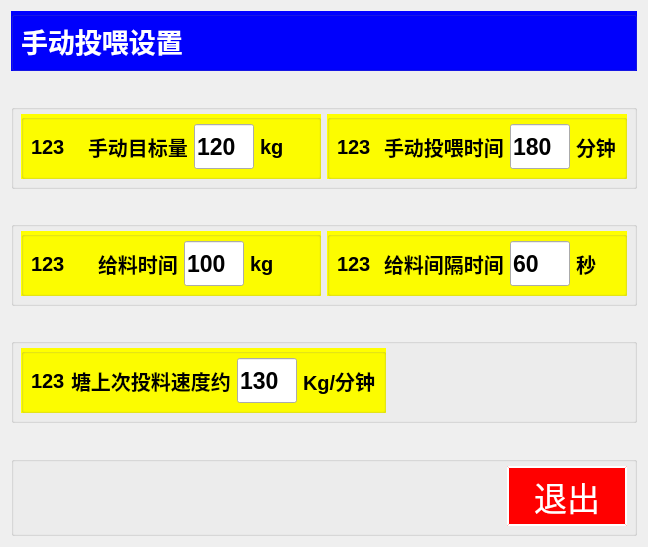
This is chengyi_Qt4linux/form_maunal.ui in wsh01/batch-feeder as Qt 5 draws it before an edit. The edited form follows.
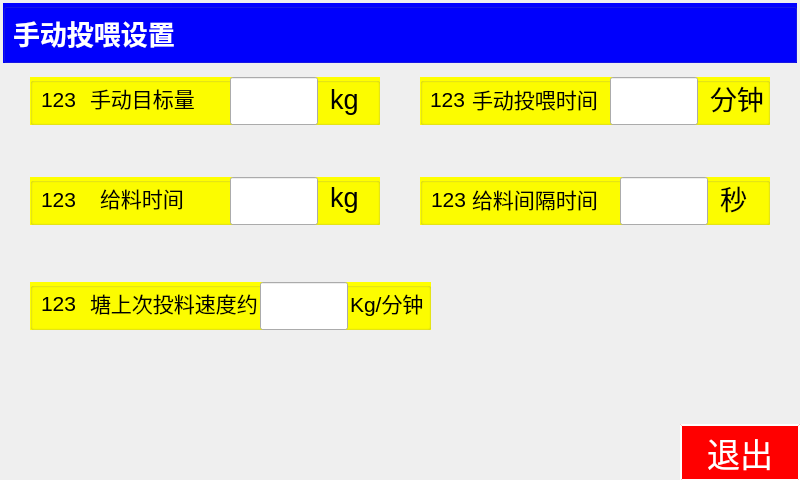
This is the edited form. Custom widgets are drawn as their Qt base class.

What changed in the file:
```diff
--- a/chengyi_Qt4linux/form_maunal.ui
+++ b/chengyi_Qt4linux/form_maunal.ui
@@ -6,16 +6,22 @@
    <rect>
     <x>0</x>
     <y>0</y>
-    <width>648</width>
-    <height>547</height>
+    <width>800</width>
+    <height>480</height>
    </rect>
   </property>
   <property name="windowTitle">
    <string>Form</string>
   </property>
-  <layout class="QGridLayout" name="gridLayout_11">
-   <item row="0" column="0" colspan="2">
     <widget class="QGroupBox" name="groupBox">
+   <property name="geometry">
+    <rect>
+     <x>3</x>
+     <y>3</y>
+     <width>794</width>
+     <height>60</height>
+    </rect>
+   </property>
      <property name="styleSheet">
       <string notr="true">QGroupBox{ background-color:rgb(0, 0, 255);} 
 QGroupBox{ margin-top:0px;}
@@ -74,32 +80,369 @@
       </item>
      </layout>
     </widget>
-   </item>
-   <item row="1" column="1">
-    <spacer name="verticalSpacer">
-     <property name="orientation">
-      <enum>Qt::Vertical</enum>
-     </property>
-     <property name="sizeHint" stdset="0">
+  <widget class="QGroupBox" name="groupBox_4">
+   <property name="geometry">
+    <rect>
+     <x>30</x>
+     <y>282</y>
+     <width>401</width>
+     <height>48</height>
+    </rect>
+   </property>
+   <property name="font">
+    <font>
+     <pointsize>15</pointsize>
+    </font>
+   </property>
+   <property name="styleSheet">
+    <string notr="true">QGroupBox{ background-color:rgb(255, 255, 0);} 
+QGroupBox{ margin-top:0px;}
+QGroupBox:title {margin-top: 0px;}</string>
+   </property>
+   <property name="title">
+    <string/>
+   </property>
+   <widget class="myLineEdit" name="lineEdit_5">
+    <property name="geometry">
+     <rect>
+      <x>230</x>
+      <y>0</y>
+      <width>88</width>
+      <height>48</height>
+     </rect>
+    </property>
+    <property name="minimumSize">
       <size>
-       <width>20</width>
-       <height>28</height>
-      </size>
-     </property>
-    </spacer>
-   </item>
-   <item row="2" column="0" colspan="2">
-    <widget class="QGroupBox" name="groupBox_7">
+      <width>88</width>
+      <height>48</height>
+     </size>
+    </property>
+    <property name="maximumSize">
+     <size>
+      <width>88</width>
+      <height>48</height>
+     </size>
+    </property>
+    <property name="font">
+     <font>
+      <pointsize>17</pointsize>
+      <weight>75</weight>
+      <bold>true</bold>
+     </font>
+    </property>
+    <property name="text">
+     <string/>
+    </property>
+   </widget>
+   <widget class="QLabel" name="label_17">
+    <property name="geometry">
+     <rect>
+      <x>320</x>
+      <y>0</y>
+      <width>81</width>
+      <height>41</height>
+     </rect>
+    </property>
+    <property name="font">
+     <font>
+      <pointsize>16</pointsize>
+      <weight>50</weight>
+      <bold>false</bold>
+     </font>
+    </property>
+    <property name="text">
+     <string>Kg/分钟</string>
+    </property>
+   </widget>
+   <widget class="QLabel" name="label_15">
+    <property name="geometry">
+     <rect>
+      <x>11</x>
+      <y>1</y>
+      <width>41</width>
+      <height>41</height>
+     </rect>
+    </property>
+    <property name="font">
+     <font>
+      <pointsize>16</pointsize>
+      <weight>50</weight>
+      <bold>false</bold>
+     </font>
+    </property>
+    <property name="text">
+     <string>123</string>
+    </property>
+   </widget>
+   <widget class="QLabel" name="label_16">
+    <property name="geometry">
+     <rect>
+      <x>60</x>
+      <y>0</y>
+      <width>181</width>
+      <height>41</height>
+     </rect>
+    </property>
+    <property name="font">
+     <font>
+      <pointsize>16</pointsize>
+      <weight>50</weight>
+      <bold>false</bold>
+     </font>
+    </property>
+    <property name="text">
+     <string>塘上次投料速度约</string>
+    </property>
+   </widget>
+  </widget>
+  <widget class="QGroupBox" name="groupBox_6">
+   <property name="geometry">
+    <rect>
+     <x>420</x>
+     <y>177</y>
+     <width>350</width>
+     <height>48</height>
+    </rect>
+   </property>
+   <property name="font">
+    <font>
+     <pointsize>15</pointsize>
+    </font>
+   </property>
      <property name="styleSheet">
-      <string notr="true">QGroupBox{ margin-top:0px;}
+    <string notr="true">QGroupBox{ background-color:rgb(255, 255, 0);} 
+QGroupBox{ margin-top:0px;}
 QGroupBox:title {margin-top: 0px;}</string>
      </property>
      <property name="title">
       <string/>
      </property>
-     <layout class="QGridLayout" name="gridLayout_7">
-      <item row="0" column="0">
+   <widget class="QLabel" name="label_12">
+    <property name="geometry">
+     <rect>
+      <x>11</x>
+      <y>11</y>
+      <width>35</width>
+      <height>23</height>
+     </rect>
+    </property>
+    <property name="font">
+     <font>
+      <pointsize>16</pointsize>
+      <weight>50</weight>
+      <bold>false</bold>
+     </font>
+    </property>
+    <property name="text">
+     <string>123</string>
+    </property>
+   </widget>
+   <widget class="QLabel" name="label_13">
+    <property name="geometry">
+     <rect>
+      <x>52</x>
+      <y>1</y>
+      <width>131</width>
+      <height>41</height>
+     </rect>
+    </property>
+    <property name="font">
+     <font>
+      <pointsize>16</pointsize>
+      <weight>50</weight>
+      <bold>false</bold>
+     </font>
+    </property>
+    <property name="text">
+     <string>给料间隔时间</string>
+    </property>
+   </widget>
+   <widget class="myLineEdit" name="lineEdit_4">
+    <property name="geometry">
+     <rect>
+      <x>200</x>
+      <y>0</y>
+      <width>88</width>
+      <height>48</height>
+     </rect>
+    </property>
+    <property name="minimumSize">
+     <size>
+      <width>88</width>
+      <height>48</height>
+     </size>
+    </property>
+    <property name="maximumSize">
+     <size>
+      <width>88</width>
+      <height>48</height>
+     </size>
+    </property>
+    <property name="font">
+     <font>
+      <pointsize>17</pointsize>
+      <weight>75</weight>
+      <bold>true</bold>
+     </font>
+    </property>
+    <property name="text">
+     <string/>
+    </property>
+   </widget>
+   <widget class="QLabel" name="label_14">
+    <property name="geometry">
+     <rect>
+      <x>300</x>
+      <y>0</y>
+      <width>41</width>
+      <height>41</height>
+     </rect>
+    </property>
+    <property name="font">
+     <font>
+      <pointsize>20</pointsize>
+      <weight>50</weight>
+      <bold>false</bold>
+     </font>
+    </property>
+    <property name="text">
+     <string>秒</string>
+    </property>
+   </widget>
+  </widget>
+  <widget class="QGroupBox" name="groupBox_3">
+   <property name="geometry">
+    <rect>
+     <x>30</x>
+     <y>177</y>
+     <width>350</width>
+     <height>48</height>
+    </rect>
+   </property>
+   <property name="font">
+    <font>
+     <pointsize>15</pointsize>
+     <weight>75</weight>
+     <bold>true</bold>
+    </font>
+   </property>
+   <property name="styleSheet">
+    <string notr="true">QGroupBox{ background-color:rgb(255, 255, 0);} 
+QGroupBox{ margin-top:0px;}
+QGroupBox:title {margin-top: 0px;}</string>
+   </property>
+   <property name="title">
+    <string/>
+   </property>
+   <widget class="QLabel" name="label_9">
+    <property name="geometry">
+     <rect>
+      <x>11</x>
+      <y>11</y>
+      <width>35</width>
+      <height>23</height>
+     </rect>
+    </property>
+    <property name="font">
+     <font>
+      <pointsize>16</pointsize>
+      <weight>50</weight>
+      <bold>false</bold>
+     </font>
+    </property>
+    <property name="text">
+     <string>123</string>
+    </property>
+   </widget>
+   <widget class="QLabel" name="label_10">
+    <property name="geometry">
+     <rect>
+      <x>70</x>
+      <y>0</y>
+      <width>101</width>
+      <height>41</height>
+     </rect>
+    </property>
+    <property name="font">
+     <font>
+      <pointsize>16</pointsize>
+      <weight>50</weight>
+      <bold>false</bold>
+     </font>
+    </property>
+    <property name="text">
+     <string>给料时间</string>
+    </property>
+   </widget>
+   <widget class="myLineEdit" name="lineEdit_3">
+    <property name="geometry">
+     <rect>
+      <x>200</x>
+      <y>0</y>
+      <width>88</width>
+      <height>48</height>
+     </rect>
+    </property>
+    <property name="minimumSize">
+     <size>
+      <width>88</width>
+      <height>48</height>
+     </size>
+    </property>
+    <property name="maximumSize">
+     <size>
+      <width>88</width>
+      <height>48</height>
+     </size>
+    </property>
+    <property name="font">
+     <font>
+      <pointsize>17</pointsize>
+      <weight>75</weight>
+      <bold>true</bold>
+     </font>
+    </property>
+    <property name="text">
+     <string/>
+    </property>
+   </widget>
+   <widget class="QLabel" name="label_11">
+    <property name="geometry">
+     <rect>
+      <x>300</x>
+      <y>0</y>
+      <width>41</width>
+      <height>41</height>
+     </rect>
+    </property>
+    <property name="font">
+     <font>
+      <pointsize>20</pointsize>
+      <weight>50</weight>
+      <bold>false</bold>
+     </font>
+    </property>
+    <property name="text">
+     <string>kg</string>
+    </property>
+   </widget>
+   <zorder>label_9</zorder>
+   <zorder>label_10</zorder>
+   <zorder>lineEdit_3</zorder>
+   <zorder>label_11</zorder>
+   <zorder>label_5</zorder>
+   <zorder>label_8</zorder>
+   <zorder>label_14</zorder>
+  </widget>
        <widget class="QGroupBox" name="groupBox_2">
+   <property name="geometry">
+    <rect>
+     <x>30</x>
+     <y>77</y>
+     <width>350</width>
+     <height>48</height>
+    </rect>
+   </property>
         <property name="font">
          <font>
           <pointsize>15</pointsize>
@@ -113,47 +456,65 @@
         <property name="title">
          <string/>
         </property>
-        <layout class="QGridLayout" name="gridLayout_2">
-         <item row="0" column="0">
           <widget class="QLabel" name="label_3">
+    <property name="geometry">
+     <rect>
+      <x>11</x>
+      <y>11</y>
+      <width>35</width>
+      <height>23</height>
+     </rect>
+    </property>
            <property name="font">
             <font>
-             <pointsize>15</pointsize>
-             <weight>75</weight>
-             <bold>true</bold>
+      <pointsize>16</pointsize>
+      <weight>50</weight>
+      <bold>false</bold>
             </font>
            </property>
            <property name="text">
             <string>123</string>
            </property>
           </widget>
-         </item>
-         <item row="0" column="1">
           <widget class="QLabel" name="label_4">
+    <property name="geometry">
+     <rect>
+      <x>60</x>
+      <y>0</y>
+      <width>111</width>
+      <height>41</height>
+     </rect>
+    </property>
            <property name="font">
             <font>
-             <pointsize>15</pointsize>
-             <weight>75</weight>
-             <bold>true</bold>
+      <pointsize>16</pointsize>
+      <weight>50</weight>
+      <bold>false</bold>
             </font>
            </property>
            <property name="text">
             <string>手动目标量</string>
            </property>
           </widget>
-         </item>
-         <item row="0" column="2">
           <widget class="myLineEdit" name="lineEdit">
+    <property name="geometry">
+     <rect>
+      <x>200</x>
+      <y>0</y>
+      <width>88</width>
+      <height>48</height>
+     </rect>
+    </property>
            <property name="minimumSize">
             <size>
-             <width>60</width>
-             <height>45</height>
+      <width>88</width>
+      <height>48</height>
             </size>
            </property>
            <property name="maximumSize">
             <size>
-             <width>60</width>
-             <height>45</height>
+      <width>88</width>
+      <height>48</height>
             </size>
            </property>
            <property name="font">
@@ -164,29 +525,44 @@
             </font>
            </property>
            <property name="text">
-            <string>120</string>
-           </property>
-          </widget>
-         </item>
-         <item row="0" column="3">
+     <string/>
+    </property>
+   </widget>
           <widget class="QLabel" name="label_5">
+    <property name="geometry">
+     <rect>
+      <x>300</x>
+      <y>2</y>
+      <width>41</width>
+      <height>41</height>
+     </rect>
+    </property>
            <property name="font">
             <font>
-             <pointsize>15</pointsize>
-             <weight>75</weight>
-             <bold>true</bold>
+      <pointsize>20</pointsize>
+      <weight>50</weight>
+      <bold>false</bold>
             </font>
            </property>
            <property name="text">
             <string>kg</string>
            </property>
           </widget>
-         </item>
-        </layout>
-       </widget>
-      </item>
-      <item row="0" column="1">
+   <zorder>label_3</zorder>
+   <zorder>label_4</zorder>
+   <zorder>lineEdit</zorder>
+   <zorder>label_5</zorder>
+   <zorder>groupBox_5</zorder>
+  </widget>
        <widget class="QGroupBox" name="groupBox_5">
+   <property name="geometry">
+    <rect>
+     <x>420</x>
+     <y>77</y>
+     <width>350</width>
+     <height>48</height>
+    </rect>
+   </property>
         <property name="font">
          <font>
           <pointsize>15</pointsize>
@@ -200,47 +576,65 @@
         <property name="title">
          <string/>
         </property>
-        <layout class="QGridLayout" name="gridLayout_3">
-         <item row="0" column="0">
           <widget class="QLabel" name="label_6">
+    <property name="geometry">
+     <rect>
+      <x>10</x>
+      <y>2</y>
+      <width>35</width>
+      <height>41</height>
+     </rect>
+    </property>
            <property name="font">
             <font>
-             <pointsize>15</pointsize>
-             <weight>75</weight>
-             <bold>true</bold>
+      <pointsize>16</pointsize>
+      <weight>50</weight>
+      <bold>false</bold>
             </font>
            </property>
            <property name="text">
             <string>123</string>
            </property>
           </widget>
-         </item>
-         <item row="0" column="1">
           <widget class="QLabel" name="label_7">
+    <property name="geometry">
+     <rect>
+      <x>52</x>
+      <y>1</y>
+      <width>131</width>
+      <height>41</height>
+     </rect>
+    </property>
            <property name="font">
             <font>
-             <pointsize>15</pointsize>
-             <weight>75</weight>
-             <bold>true</bold>
+      <pointsize>16</pointsize>
+      <weight>50</weight>
+      <bold>false</bold>
             </font>
            </property>
            <property name="text">
             <string>手动投喂时间</string>
            </property>
           </widget>
-         </item>
-         <item row="0" column="2">
           <widget class="myLineEdit" name="lineEdit_2">
+    <property name="geometry">
+     <rect>
+      <x>190</x>
+      <y>0</y>
+      <width>88</width>
+      <height>48</height>
+     </rect>
+    </property>
            <property name="minimumSize">
             <size>
-             <width>60</width>
-             <height>45</height>
+      <width>88</width>
+      <height>48</height>
             </size>
            </property>
            <property name="maximumSize">
             <size>
-             <width>60</width>
-             <height>45</height>
+      <width>88</width>
+      <height>48</height>
             </size>
            </property>
            <property name="font">
@@ -251,406 +645,49 @@
             </font>
            </property>
            <property name="text">
-            <string>180</string>
-           </property>
-          </widget>
-         </item>
-         <item row="0" column="3">
+     <string/>
+    </property>
+   </widget>
           <widget class="QLabel" name="label_8">
+    <property name="geometry">
+     <rect>
+      <x>290</x>
+      <y>0</y>
+      <width>61</width>
+      <height>41</height>
+     </rect>
+    </property>
            <property name="font">
             <font>
-             <pointsize>15</pointsize>
-             <weight>75</weight>
-             <bold>true</bold>
+      <pointsize>20</pointsize>
+      <weight>50</weight>
+      <bold>false</bold>
             </font>
            </property>
            <property name="text">
             <string>分钟</string>
            </property>
           </widget>
-         </item>
-        </layout>
-       </widget>
-      </item>
-     </layout>
-    </widget>
-   </item>
-   <item row="3" column="1">
-    <spacer name="verticalSpacer_2">
-     <property name="orientation">
-      <enum>Qt::Vertical</enum>
-     </property>
-     <property name="sizeHint" stdset="0">
-      <size>
-       <width>20</width>
-       <height>28</height>
-      </size>
-     </property>
-    </spacer>
-   </item>
-   <item row="4" column="0" colspan="2">
-    <widget class="QGroupBox" name="groupBox_8">
-     <property name="styleSheet">
-      <string notr="true">QGroupBox{ margin-top:0px;}
-QGroupBox:title {margin-top: 0px;}</string>
-     </property>
-     <property name="title">
-      <string/>
-     </property>
-     <layout class="QGridLayout" name="gridLayout_8">
-      <item row="0" column="0">
-       <widget class="QGroupBox" name="groupBox_3">
-        <property name="font">
-         <font>
-          <pointsize>15</pointsize>
-          <weight>75</weight>
-          <bold>true</bold>
-         </font>
-        </property>
-        <property name="styleSheet">
-         <string notr="true">QGroupBox{ background-color:rgb(255, 255, 0);} 
-QGroupBox{ margin-top:0px;}
-QGroupBox:title {margin-top: 0px;}</string>
-        </property>
-        <property name="title">
-         <string/>
-        </property>
-        <layout class="QGridLayout" name="gridLayout_5">
-         <item row="0" column="0">
-          <widget class="QLabel" name="label_9">
-           <property name="font">
-            <font>
-             <pointsize>15</pointsize>
-             <weight>75</weight>
-             <bold>true</bold>
-            </font>
-           </property>
-           <property name="text">
-            <string>123</string>
-           </property>
-          </widget>
-         </item>
-         <item row="0" column="1">
-          <widget class="QLabel" name="label_10">
-           <property name="font">
-            <font>
-             <pointsize>15</pointsize>
-             <weight>75</weight>
-             <bold>true</bold>
-            </font>
-           </property>
-           <property name="text">
-            <string>给料时间</string>
-           </property>
-          </widget>
-         </item>
-         <item row="0" column="2">
-          <widget class="myLineEdit" name="lineEdit_3">
-           <property name="minimumSize">
-            <size>
-             <width>60</width>
-             <height>45</height>
-            </size>
-           </property>
-           <property name="maximumSize">
-            <size>
-             <width>60</width>
-             <height>45</height>
-            </size>
-           </property>
-           <property name="font">
-            <font>
-             <pointsize>17</pointsize>
-             <weight>75</weight>
-             <bold>true</bold>
-            </font>
-           </property>
-           <property name="text">
-            <string>100</string>
-           </property>
-          </widget>
-         </item>
-         <item row="0" column="3">
-          <widget class="QLabel" name="label_11">
-           <property name="font">
-            <font>
-             <pointsize>15</pointsize>
-             <weight>75</weight>
-             <bold>true</bold>
-            </font>
-           </property>
-           <property name="text">
-            <string>kg</string>
-           </property>
-          </widget>
-         </item>
-        </layout>
-       </widget>
-      </item>
-      <item row="0" column="1">
-       <widget class="QGroupBox" name="groupBox_6">
-        <property name="font">
-         <font>
-          <pointsize>15</pointsize>
-         </font>
-        </property>
-        <property name="styleSheet">
-         <string notr="true">QGroupBox{ background-color:rgb(255, 255, 0);} 
-QGroupBox{ margin-top:0px;}
-QGroupBox:title {margin-top: 0px;}</string>
-        </property>
-        <property name="title">
-         <string/>
-        </property>
-        <layout class="QGridLayout" name="gridLayout_4">
-         <item row="0" column="0">
-          <widget class="QLabel" name="label_12">
-           <property name="font">
-            <font>
-             <pointsize>15</pointsize>
-             <weight>75</weight>
-             <bold>true</bold>
-            </font>
-           </property>
-           <property name="text">
-            <string>123</string>
-           </property>
-          </widget>
-         </item>
-         <item row="0" column="1">
-          <widget class="QLabel" name="label_13">
-           <property name="font">
-            <font>
-             <pointsize>15</pointsize>
-             <weight>75</weight>
-             <bold>true</bold>
-            </font>
-           </property>
-           <property name="text">
-            <string>给料间隔时间</string>
-           </property>
-          </widget>
-         </item>
-         <item row="0" column="2">
-          <widget class="myLineEdit" name="lineEdit_4">
-           <property name="minimumSize">
-            <size>
-             <width>60</width>
-             <height>45</height>
-            </size>
-           </property>
-           <property name="maximumSize">
-            <size>
-             <width>60</width>
-             <height>45</height>
-            </size>
-           </property>
-           <property name="font">
-            <font>
-             <pointsize>17</pointsize>
-             <weight>75</weight>
-             <bold>true</bold>
-            </font>
-           </property>
-           <property name="text">
-            <string>60</string>
-           </property>
-          </widget>
-         </item>
-         <item row="0" column="3">
-          <widget class="QLabel" name="label_14">
-           <property name="font">
-            <font>
-             <pointsize>15</pointsize>
-             <weight>75</weight>
-             <bold>true</bold>
-            </font>
-           </property>
-           <property name="text">
-            <string>秒</string>
-           </property>
-          </widget>
-         </item>
-        </layout>
-       </widget>
-      </item>
-     </layout>
-    </widget>
-   </item>
-   <item row="5" column="0" colspan="2">
-    <spacer name="verticalSpacer_3">
-     <property name="orientation">
-      <enum>Qt::Vertical</enum>
-     </property>
-     <property name="sizeHint" stdset="0">
-      <size>
-       <width>20</width>
-       <height>27</height>
-      </size>
-     </property>
-    </spacer>
-   </item>
-   <item row="6" column="0" colspan="2">
-    <widget class="QGroupBox" name="groupBox_9">
-     <property name="styleSheet">
-      <string notr="true">QGroupBox{ margin-top:0px;}
-QGroupBox:title {margin-top: 0px;}</string>
-     </property>
-     <property name="title">
-      <string/>
-     </property>
-     <layout class="QGridLayout" name="gridLayout_9">
-      <item row="0" column="0">
-       <widget class="QGroupBox" name="groupBox_4">
-        <property name="font">
-         <font>
-          <pointsize>15</pointsize>
-         </font>
-        </property>
-        <property name="styleSheet">
-         <string notr="true">QGroupBox{ background-color:rgb(255, 255, 0);} 
-QGroupBox{ margin-top:0px;}
-QGroupBox:title {margin-top: 0px;}</string>
-        </property>
-        <property name="title">
-         <string/>
-        </property>
-        <layout class="QGridLayout" name="gridLayout_6">
-         <item row="0" column="2">
-          <widget class="myLineEdit" name="lineEdit_5">
-           <property name="minimumSize">
-            <size>
-             <width>60</width>
-             <height>45</height>
-            </size>
-           </property>
-           <property name="maximumSize">
-            <size>
-             <width>60</width>
-             <height>45</height>
-            </size>
-           </property>
-           <property name="font">
-            <font>
-             <pointsize>17</pointsize>
-             <weight>75</weight>
-             <bold>true</bold>
-            </font>
-           </property>
-           <property name="text">
-            <string>130</string>
-           </property>
-          </widget>
-         </item>
-         <item row="0" column="3">
-          <widget class="QLabel" name="label_17">
-           <property name="font">
-            <font>
-             <pointsize>15</pointsize>
-             <weight>75</weight>
-             <bold>true</bold>
-            </font>
-           </property>
-           <property name="text">
-            <string>Kg/分钟</string>
-           </property>
-          </widget>
-         </item>
-         <item row="0" column="0">
-          <widget class="QLabel" name="label_15">
-           <property name="font">
-            <font>
-             <pointsize>15</pointsize>
-             <weight>75</weight>
-             <bold>true</bold>
-            </font>
-           </property>
-           <property name="text">
-            <string>123</string>
-           </property>
-          </widget>
-         </item>
-         <item row="0" column="1">
-          <widget class="QLabel" name="label_16">
-           <property name="font">
-            <font>
-             <pointsize>15</pointsize>
-             <weight>75</weight>
-             <bold>true</bold>
-            </font>
-           </property>
-           <property name="text">
-            <string>塘上次投料速度约</string>
-           </property>
-          </widget>
-         </item>
-        </layout>
-       </widget>
-      </item>
-      <item row="0" column="1">
-       <spacer name="horizontalSpacer_2">
-        <property name="orientation">
-         <enum>Qt::Horizontal</enum>
-        </property>
-        <property name="sizeHint" stdset="0">
-         <size>
-          <width>213</width>
-          <height>20</height>
-         </size>
-        </property>
-       </spacer>
-      </item>
-     </layout>
-    </widget>
-   </item>
-   <item row="7" column="0">
-    <spacer name="verticalSpacer_4">
-     <property name="orientation">
-      <enum>Qt::Vertical</enum>
-     </property>
-     <property name="sizeHint" stdset="0">
-      <size>
-       <width>20</width>
-       <height>28</height>
-      </size>
-     </property>
-    </spacer>
-   </item>
-   <item row="8" column="0" colspan="2">
-    <widget class="QGroupBox" name="groupBox_10">
-     <property name="styleSheet">
-      <string notr="true">QGroupBox{ margin-top:0px;}
-QGroupBox:title {margin-top: 0px;}</string>
-     </property>
-     <property name="title">
-      <string/>
-     </property>
-     <layout class="QGridLayout" name="gridLayout_10">
-      <item row="0" column="0">
-       <spacer name="horizontalSpacer_3">
-        <property name="orientation">
-         <enum>Qt::Horizontal</enum>
-        </property>
-        <property name="sizeHint" stdset="0">
-         <size>
-          <width>456</width>
-          <height>20</height>
-         </size>
-        </property>
-       </spacer>
-      </item>
-      <item row="0" column="1">
+  </widget>
        <widget class="QPushButton" name="btn_Quit">
+   <property name="geometry">
+    <rect>
+     <x>680</x>
+     <y>424</y>
+     <width>120</width>
+     <height>57</height>
+    </rect>
+   </property>
         <property name="minimumSize">
          <size>
           <width>120</width>
-          <height>60</height>
+     <height>57</height>
          </size>
         </property>
         <property name="maximumSize">
          <size>
           <width>120</width>
-          <height>60</height>
+     <height>57</height>
          </size>
         </property>
         <property name="font">
@@ -671,11 +708,14 @@
          <string>退出</string>
         </property>
        </widget>
-      </item>
-     </layout>
-    </widget>
-   </item>
-  </layout>
+  <zorder>groupBox</zorder>
+  <zorder>groupBox_5</zorder>
+  <zorder>groupBox_4</zorder>
+  <zorder>groupBox_6</zorder>
+  <zorder>groupBox_3</zorder>
+  <zorder>groupBox_2</zorder>
+  <zorder>groupBox_5</zorder>
+  <zorder>btn_Quit</zorder>
  </widget>
  <customwidgets>
   <customwidget>
```
Lines whose indentation alone changed are shown as unchanged.
